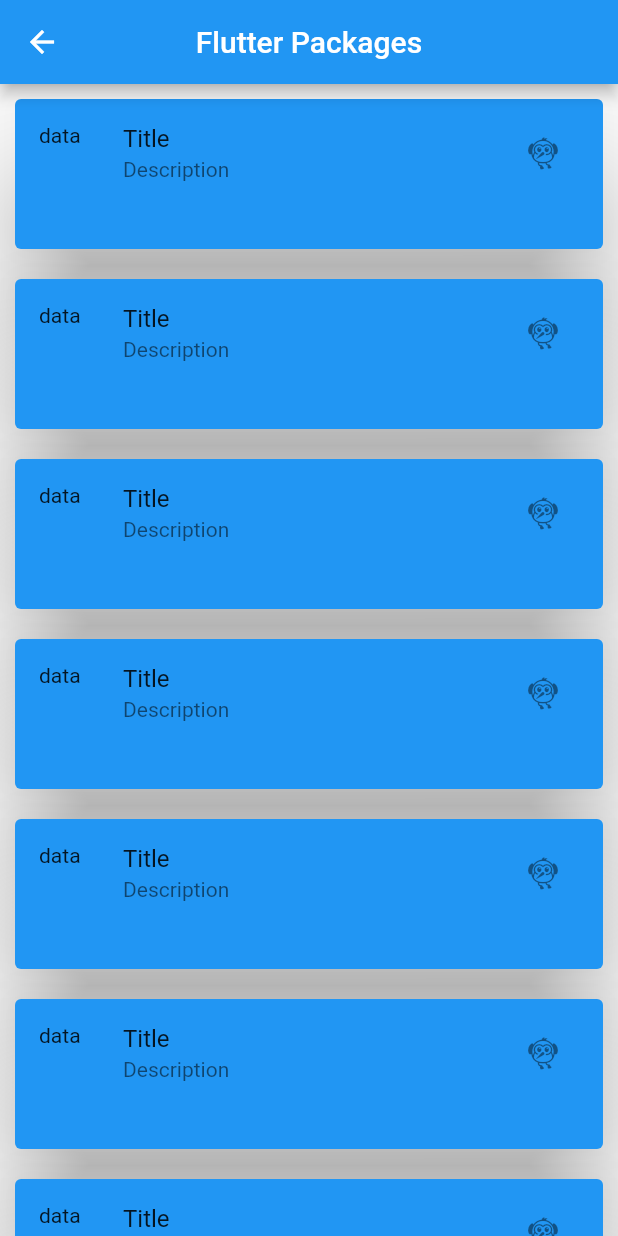
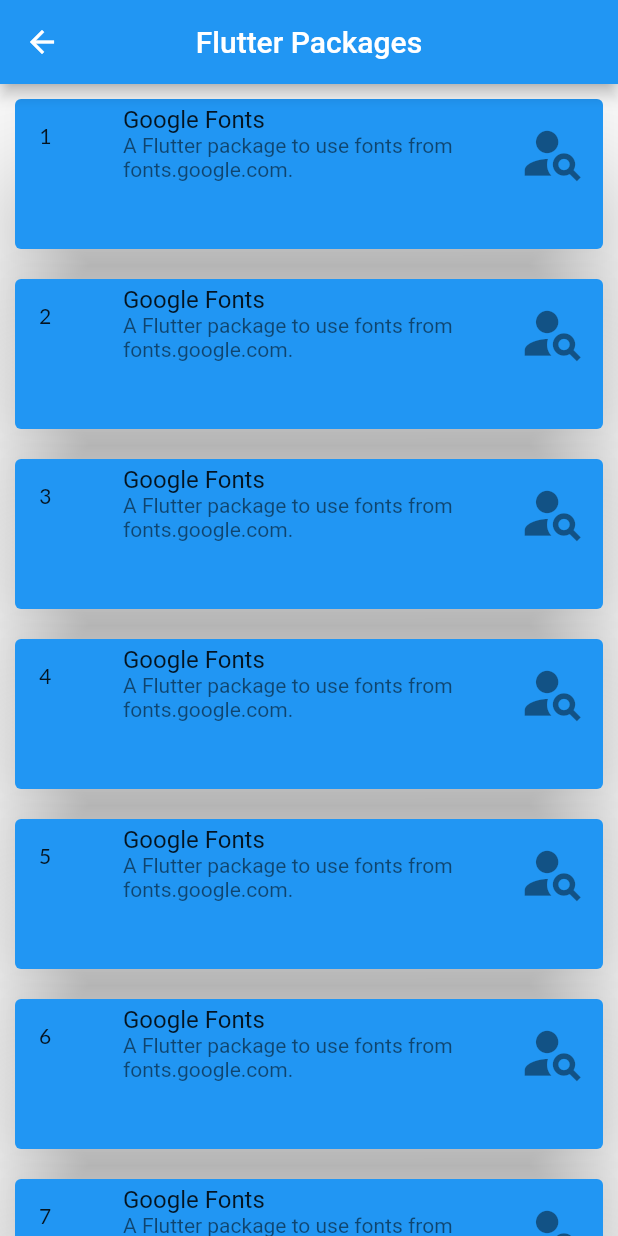
Before and after one commit to MubashirPv/Flutter-Package-Tester, a Flutter app: the screen it shows after launch, on a phone screen of 412 x 824 dp. Run offline on Flutter 3.47's test engine with Material 2 defaults, Android fonts, the light colour scheme and no system bars; our stand-ins replace google_fonts.

Commit message:
adding the google fonts package

```diff
--- a/lib/home_screen.dart
+++ b/lib/home_screen.dart
@@ -1,7 +1,9 @@
 import 'package:flutter/material.dart';
+import 'package:flutter_package_tester/packages/google_fonts.dart';
+import 'package:google_fonts/google_fonts.dart';
 
 class HomeScreen extends StatelessWidget {
-  const HomeScreen({super.key});
+   HomeScreen({super.key});
 
   @override
   Widget build(BuildContext context) {
@@ -22,12 +24,17 @@
               width: 250,
               height: 100,
               child: ListTile(
-                leading: const Text("data"),
+                leading: Text(style: GoogleFonts.lato(), (index+1).toString()),
                 trailing: IconButton(
-                    icon: const Icon(Icons.flutter_dash_outlined),
-                    onPressed: () {}),
-                title: const Text('Title'),
-                subtitle: const Text('Description'),
+                    icon:  Icon(Icons.person_search,size: 45),
+                    onPressed: () {
+                      Navigator.push(
+                        context,
+                        MaterialPageRoute(builder: (context) => GoogleFontsSamples()),
+                      );
+                    }),
+                title: const Text("Google Fonts"),
+                subtitle: const Text('A Flutter package to use fonts from fonts.google.com.'),
               ),
             ),
           );
--- a/lib/splash_screen.dart
+++ b/lib/splash_screen.dart
@@ -49,7 +49,7 @@
     Navigator.of(context).push(
       MaterialPageRoute(
         builder: (context) {
-          return const HomeScreen();
+          return  HomeScreen();
         },
       ),
     );
--- a/pubspec.yaml
+++ b/pubspec.yaml
@@ -35,6 +35,7 @@
   # The following adds the Cupertino Icons font to your application.
   # Use with the CupertinoIcons class for iOS style icons.
   cupertino_icons: ^1.0.2
+  google_fonts: ^4.0.5
 
 dev_dependencies:
   flutter_test:
```
Also changed, not shown: lib/packages/google_fonts.dart (added, +34 -0 lines), pubspec.lock, 1 other file.
